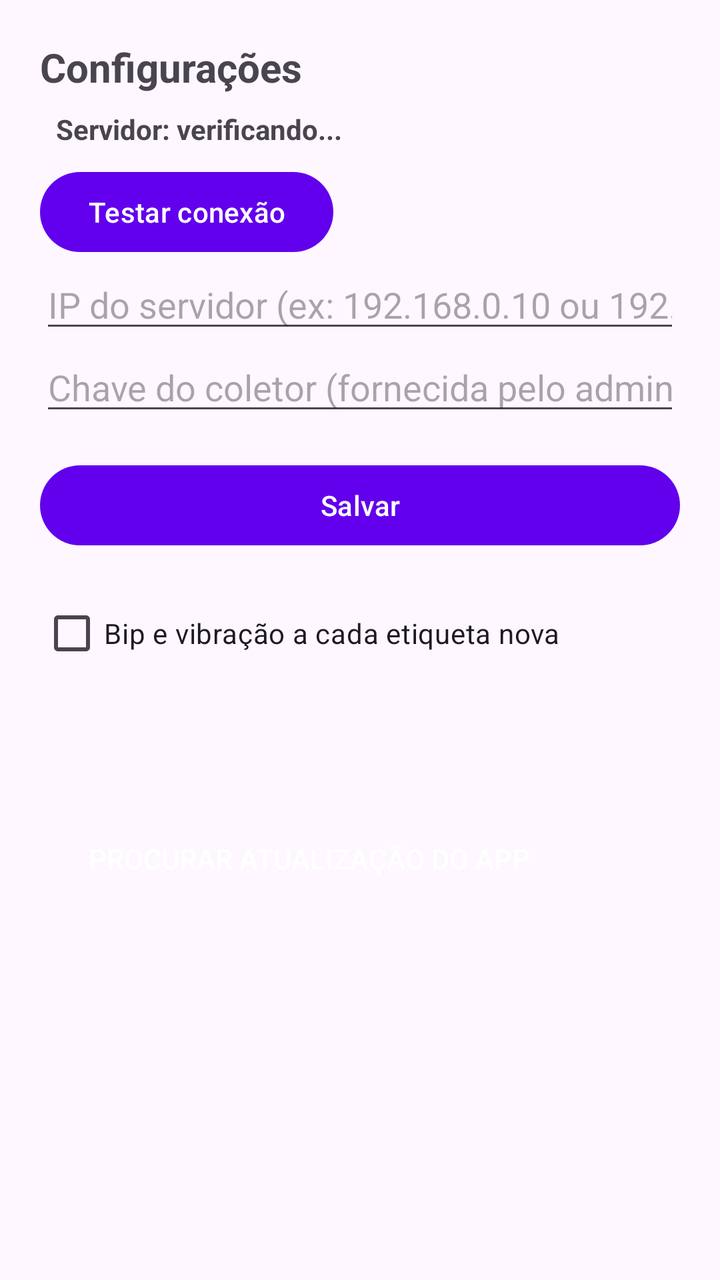
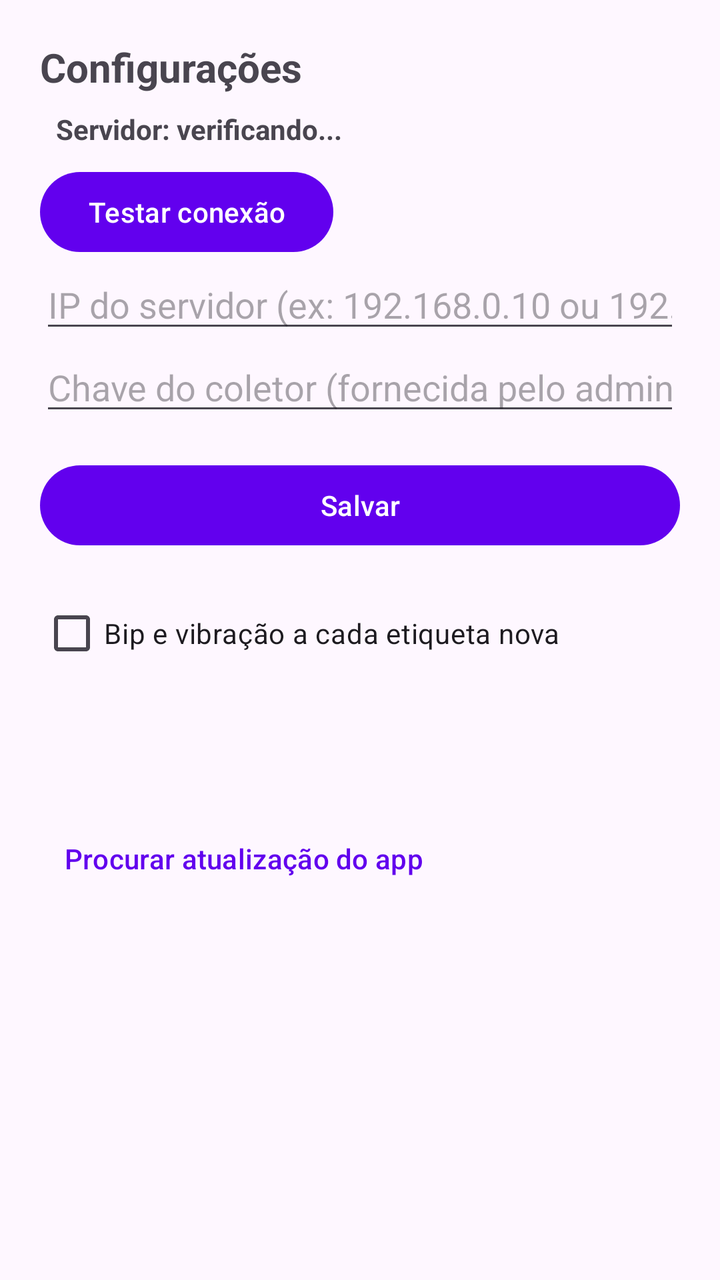

Two renders of the same Android screen: before a commit and after it. Below are the layout's source before the change and the commit's diff.
<!-- AndroidManifest.xml: application theme Theme.RFIDAndroid -->
<!-- res/layout/activity_settings.xml -->
<ScrollView xmlns:android="http://schemas.android.com/apk/res/android"
    android:layout_width="match_parent"
    android:layout_height="match_parent">

<LinearLayout
    android:layout_width="match_parent"
    android:layout_height="wrap_content"
    android:orientation="vertical"
    android:padding="20dp">

    <TextView
        android:text="Configurações"
        android:textStyle="bold"
        android:textSize="20sp"
        android:layout_width="wrap_content"
        android:layout_height="wrap_content"/>

    <TextView
        android:id="@+id/txtStatusServidor"
        android:layout_width="match_parent"
        android:layout_height="wrap_content"
        android:text="Servidor: verificando..."
        android:textStyle="bold"
        android:padding="8dp"/>

    <Button
        android:id="@+id/btnTestarServidor"
        android:layout_width="wrap_content"
        android:layout_height="wrap_content"
        android:text="Testar conexão"/>

    <EditText
        android:id="@+id/edtIp"
        android:layout_width="match_parent"
        android:layout_height="wrap_content"
        android:hint="IP do servidor (ex: 192.168.0.10 ou 192.168.0.10:8443)"
        android:inputType="text"/>

    <EditText
        android:id="@+id/edtChave"
        android:layout_width="match_parent"
        android:layout_height="wrap_content"
        android:hint="Chave do coletor (fornecida pelo administrador)"
        android:inputType="textPassword"/>

    <Button
        android:id="@+id/btnSalvar"
        android:layout_width="match_parent"
        android:layout_height="wrap_content"
        android:text="Salvar"
        android:layout_marginTop="16dp"/>

    
    <CheckBox
        android:id="@+id/chkAvisoLeitura"
        android:text="Bip e vibração a cada etiqueta nova"
        android:layout_marginTop="16dp"
        android:layout_width="match_parent"
        android:layout_height="wrap_content"/>

    
    <TextView
        android:id="@+id/txtCertificado"
        android:typeface="monospace"
        android:textSize="12sp"
        android:layout_marginTop="16dp"
        android:layout_width="match_parent"
        android:layout_height="wrap_content"/>

    <TextView
        android:id="@+id/txtVersao"
        android:textSize="12sp"
        android:textColor="#888888"
        android:layout_marginTop="16dp"
        android:layout_width="match_parent"
        android:layout_height="wrap_content"/>

    
    <Button
        android:id="@+id/btnAtualizacao"
        style="?android:attr/borderlessButtonStyle"
        android:text="Procurar atualização do app"
        android:layout_width="wrap_content"
        android:layout_height="wrap_content"/>
</LinearLayout>
</ScrollView>
<!-- resources referenced by this layout -->
<resources>
  <style name="Theme.RFIDAndroid" parent="Theme.Material3.DayNight.NoActionBar">
  
      
          <item name="colorPrimary">@color/purple_500</item>
          <item name="colorPrimaryVariant">@color/purple_700</item>
          <item name="colorOnPrimary">@color/white</item>
          
          <item name="colorSecondary">@color/teal_200</item>
          <item name="colorSecondaryVariant">@color/teal_700</item>
          <item name="colorOnSecondary">@color/black</item>
          
          <item name="android:statusBarColor">?attr/colorPrimaryVariant</item>
          
      </style>
  <color name="purple_500">#FF6200EE</color>
  <color name="purple_700">#FF3700B3</color>
  <color name="white">#FFFFFFFF</color>
  <color name="teal_200">#FF03DAC5</color>
  <color name="teal_700">#FF018786</color>
  <color name="black">#FF000000</color>
</resources>

<!-- the commit's change to res/layout/activity_settings.xml (unified diff, before → after) -->
@@ -78,7 +78,7 @@
     
     <Button
         android:id="@+id/btnAtualizacao"
-        style="?android:attr/borderlessButtonStyle"
+        style="@style/Widget.Material3.Button.TextButton"
         android:text="Procurar atualização do app"
         android:layout_width="wrap_content"
         android:layout_height="wrap_content"/>
